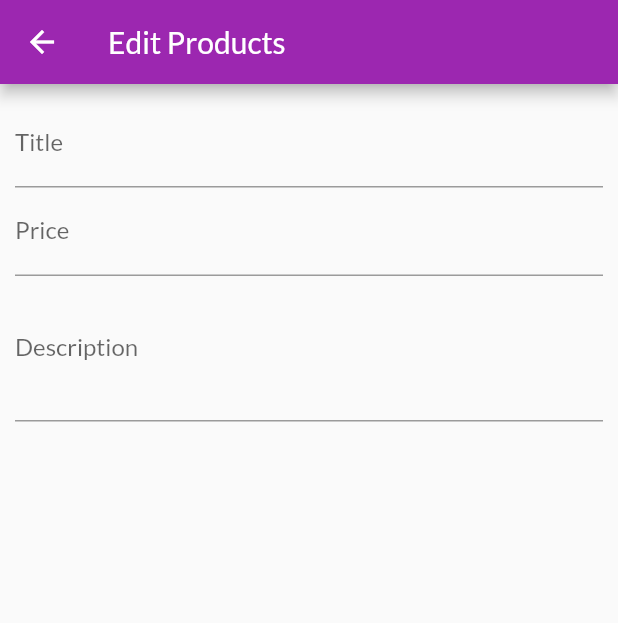
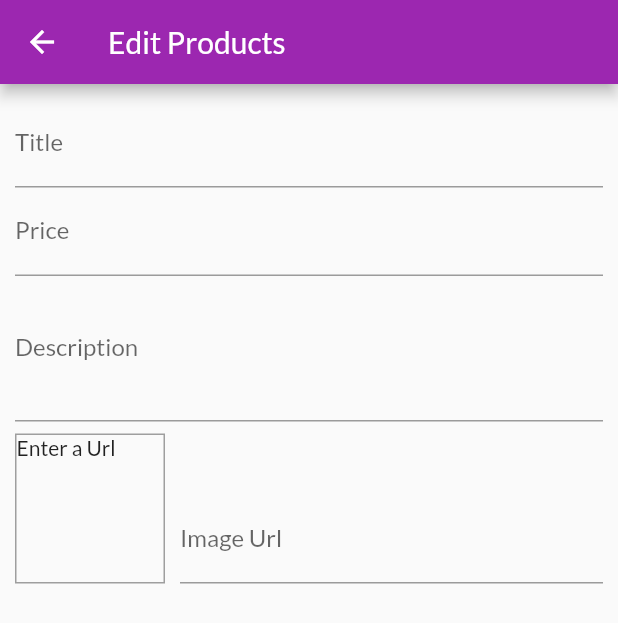
Before and after one commit to MariumAkter/Shop-App, a Flutter app: the EditProductScreen screen opened by its route, on a phone screen of 412 x 824 dp. Shown: the top 623 px of the screen. Run offline on Flutter 3.47's test engine with Material 2 defaults, Android fonts, the phone set to English and light mode, and no system bars; network calls fail.

Commit message:
image input and image viewing

```diff
--- a/lib/screens/edit_product_screen.dart
+++ b/lib/screens/edit_product_screen.dart
@@ -1,3 +1,4 @@
+import 'package:flutter/cupertino.dart';
 import 'package:flutter/material.dart';
 class EditProductScreen extends StatefulWidget {
 static const routeName = '/edit-product';
@@ -9,12 +10,30 @@
 class _EditProductScreenState extends State<EditProductScreen> {
   final _priceFocusNode = FocusNode();
   final _descriptionFocusNode = FocusNode();
+  final _imageUrlController = TextEditingController();
+  final _imageUrlFocusNode = FocusNode();
 
   @override
+  void initState() {
+    _imageUrlFocusNode.addListener(_updateImageUrl);
+    super.initState();
+  }
+  @override
   void dispose() {
+    _imageUrlFocusNode.removeListener(_updateImageUrl);
     _priceFocusNode.dispose();
     _descriptionFocusNode.dispose();
+    _imageUrlController.dispose();
+    _imageUrlFocusNode.dispose();
     super.dispose();
+  }
+
+  void _updateImageUrl(){
+    if(!_imageUrlFocusNode.hasFocus){
+      setState(() {
+
+      });
+    }
   }
   @override
   Widget build(BuildContext context) {
@@ -49,6 +68,38 @@
               maxLines: 3,
               focusNode: _descriptionFocusNode,
             ),
+            Row(
+              crossAxisAlignment: CrossAxisAlignment.end,
+              children: <Widget> [
+              Container(
+                width: 100,
+                height: 100,
+                margin: EdgeInsets.only(top: 8, right: 10,),
+                decoration: BoxDecoration(border: Border.all(
+                  width: 1,
+                  color: Colors.grey,
+                ),
+                ),
+                child: _imageUrlController.text.isEmpty
+                    ? Text('Enter a Url')
+                    : FittedBox(
+                  child: Image.network
+                    (_imageUrlController.text,
+                    fit: BoxFit.cover,
+                  ),),
+              ),
+              Expanded(
+                child: TextFormField(
+                  decoration: InputDecoration(labelText: 'Image Url'),
+                  keyboardType: TextInputType.url,
+                  textInputAction: TextInputAction.done,
+                  controller: _imageUrlController,
+                  focusNode: _imageUrlFocusNode,
+                ),
+              )
+            ],
+
+            ),
           ],
         ),
 
```
